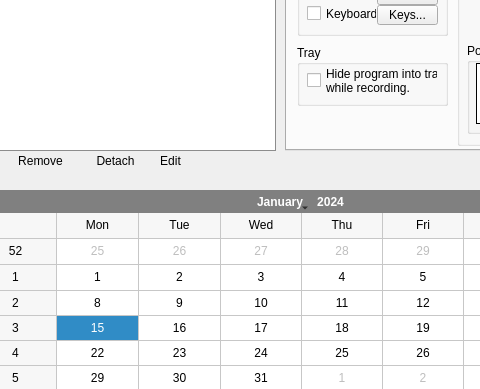
This is DoForMe!/mainwin.ui in jajcek/DoForMe as Qt 5 draws it before an edit; both pictures show x 195 to 675 and y 118 to 507 of the 821 by 507 pixel window. The edited form follows.
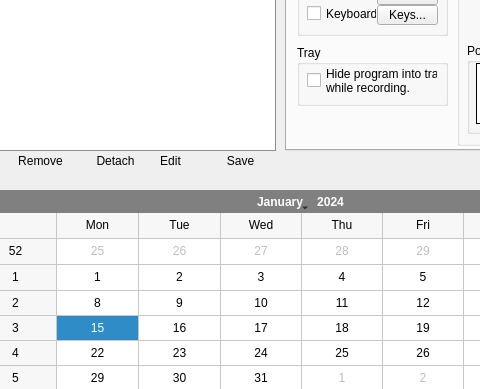
This is the edited form. Icons and pictures are not drawn.

What changed in the file:
```diff
--- a/DoForMe!/mainwin.ui
+++ b/DoForMe!/mainwin.ui
@@ -751,6 +751,25 @@
      <bool>true</bool>
     </property>
    </widget>
+   <widget class="QToolButton" name="saveButton">
+    <property name="geometry">
+     <rect>
+      <x>410</x>
+      <y>220</y>
+      <width>51</width>
+      <height>21</height>
+     </rect>
+    </property>
+    <property name="styleSheet">
+     <string notr="true"/>
+    </property>
+    <property name="text">
+     <string>Save</string>
+    </property>
+    <property name="autoRaise">
+     <bool>true</bool>
+    </property>
+   </widget>
   </widget>
   <widget class="QMenuBar" name="menuBar">
    <property name="geometry">
```
